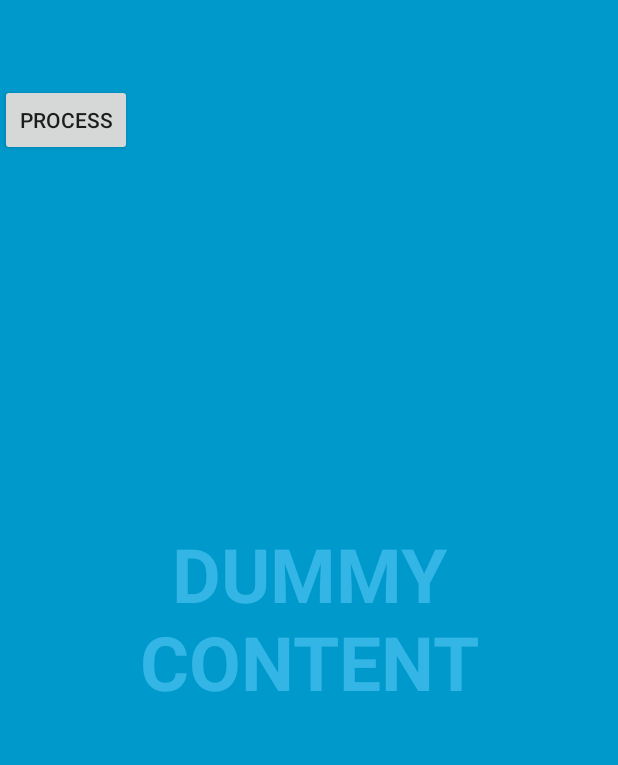
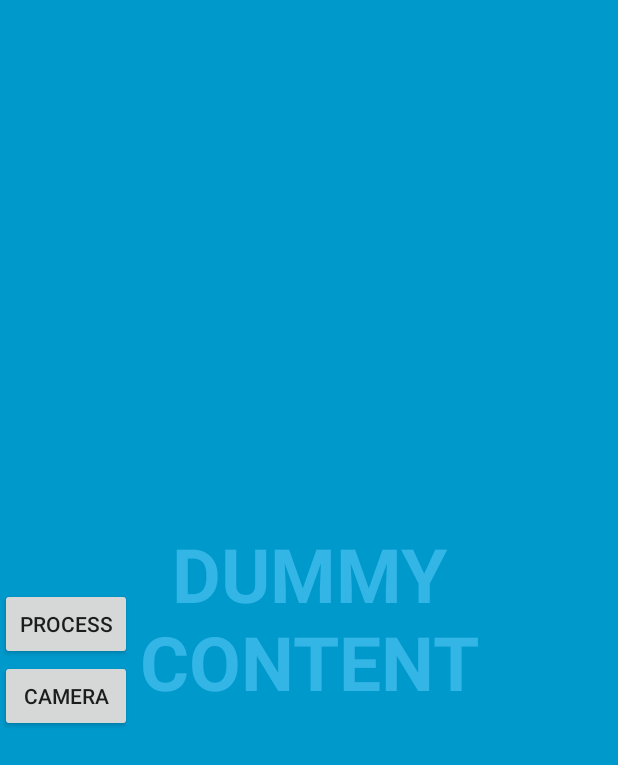
Before and after one commit to toastybuns/ViciousTeddyBear, an Android app: the screen it shows after launch (FullscreenActivity), on a phone screen of 412 x 824 dp. Shown: the top 765 px of the screen. Run offline under Robolectric (Android 15) with nearby library versions, the phone set to English and light mode, and no system bars; libraries missing offline, so code that uses them is left out: com.google.android.gms.

Commit message:
added camera functionality to allow a photo to be taken and used

```diff
--- a/app/src/main/AndroidManifest.xml
+++ b/app/src/main/AndroidManifest.xml
@@ -23,6 +23,9 @@
         <meta-data
             android:name="com.google.android.gms.vision.DEPENDENCIES"
             android:value="face" />
+        <uses-feature android:name="android.hardware.camera"
+            android:required="true" />
+
     </application>
 
 </manifest>
--- a/app/src/main/java/com/a0011/viciousteddybear/viciousteddybear/FullscreenActivity.java
+++ b/app/src/main/java/com/a0011/viciousteddybear/viciousteddybear/FullscreenActivity.java
@@ -24,6 +24,8 @@ import android.widget.ImageView;
 import com.google.android.gms.vision.Frame;
 import com.google.android.gms.vision.face.Face;
 import com.google.android.gms.vision.face.FaceDetector;
+import android.content.Intent;
+import android.provider.MediaStore;
 
 /**
  * An example full-screen activity that shows and hides the system UI (i.e.
@@ -49,6 +51,7 @@ public class FullscreenActivity extends AppCompatActivity {
     private static final int UI_ANIMATION_DELAY = 300;
     private final Handler mHideHandler = new Handler();
     private View mContentView;
+    private static Bitmap bit;
     private final Runnable mHidePart2Runnable = new Runnable() {
         @SuppressLint("InlinedApi")
         @Override
@@ -123,20 +126,29 @@ public class FullscreenActivity extends AppCompatActivity {
         // operations to prevent the jarring behavior of controls going away
         // while interacting with the UI.
         findViewById(R.id.dummy_button).setOnTouchListener(mDelayHideTouchListener);
-        //button?
-        Button btn = (Button) findViewById(R.id.process);
-        btn.setOnClickListener(new View.OnClickListener() {
+
+        Button cam = (Button) findViewById(R.id.camera);
+        cam.setOnClickListener(new View.OnClickListener() {
+            @Override
+            public void onClick(View v) {
+                dispatchTakePictureIntent();
+
+            }
+        });
+
+        Button process = (Button) findViewById(R.id.process);
+        process.setOnClickListener(new View.OnClickListener() {
             //        @Override
             public void onClick(View v){
                 //perform action
                 ImageView myImageView = (ImageView) findViewById(R.id.imgview);
                 BitmapFactory.Options options = new BitmapFactory.Options();
                 options.inMutable=true;
-                Bitmap myBitmap = BitmapFactory.decodeResource(
-                        getApplicationContext().getResources(),
-                        R.drawable.test1,
-                        options);
-
+//                Bitmap myBitmap = BitmapFactory.decodeResource(
+//                        getApplicationContext().getResources(),
+//                        R.drawable.test1,
+//                        options);
+                Bitmap myBitmap = bit;
                 Paint myRectPaint = new Paint();
                 myRectPaint.setStrokeWidth(5);
                 myRectPaint.setColor(Color.RED);
@@ -227,19 +239,23 @@ public class FullscreenActivity extends AppCompatActivity {
         mHideHandler.postDelayed(mHideRunnable, delayMillis);
     }
 
-//    private Bitmap cropBitmap1()
-//    {
-//        Bitmap bmp2 = BitmapFactory.decodeResource(this.getResources(), R.drawable.image1);
-//        Bitmap bmOverlay = Bitmap.createBitmap(320, 480, Bitmap.Config.ARGB_8888);
-//
-//        Paint p = new Paint();
-//        p.setXfermode(new PorterDuffXfermode(Mode.CLEAR));
-//        Canvas c = new Canvas(bmOverlay);
-//        c.drawBitmap(bmp2, 0, 0, null);
-//        c.drawRect(30, 30, 100, 100, p);
-//
-//        return bmOverlay;
-//    }
+    static final int REQUEST_IMAGE_CAPTURE = 1;
+    private void dispatchTakePictureIntent() {
+        Intent takePictureIntent = new Intent(MediaStore.ACTION_IMAGE_CAPTURE);
+        if (takePictureIntent.resolveActivity(getPackageManager()) != null) {
+            startActivityForResult(takePictureIntent, REQUEST_IMAGE_CAPTURE);
+        }
+    }
 
+    @Override
+    protected void onActivityResult(int requestCode, int resultCode, Intent data) {
+        if (requestCode == REQUEST_IMAGE_CAPTURE && resultCode == RESULT_OK) {
+            ImageView myImageView = (ImageView) findViewById(R.id.imgview);
+            Bundle extras = data.getExtras();
+            bit = (Bitmap) extras.get("data");
+            bit = Bitmap.createScaledBitmap(bit, 5*bit.getWidth(), 5*bit.getHeight(), false);
+            myImageView.setImageBitmap(bit);
+        }
+    }
 
 }
--- a/app/src/main/res/layout/activity_fullscreen.xml
+++ b/app/src/main/res/layout/activity_fullscreen.xml
@@ -26,7 +26,7 @@
 
     <!-- This FrameLayout insets its children based on system windows using
          android:fitsSystemWindows. -->
-    <FrameLayout
+    <LinearLayout
         android:layout_width="match_parent"
         android:layout_height="match_parent"
         android:fitsSystemWindows="true">
@@ -51,17 +51,31 @@
 
 
         </LinearLayout>
+
+        <LinearLayout
+            android:layout_width="wrap_content"
+            android:layout_height="wrap_content"
+            android:layout_gravity="center"
+            android:orientation="vertical">
             <Button
             android:layout_width="wrap_content"
             android:layout_height="wrap_content"
             android:text="Process"
             android:id="@+id/process"
             android:onClick=""/>
+
+            <Button
+                android:layout_width="wrap_content"
+                android:layout_height="wrap_content"
+                android:text = "Camera"
+                android:id="@+id/camera"
+                android:onClick=""/>
             <!--android:layout_alignParentTop="true"-->
         <!--android:layout_alignParentStart="true"-->
         <!--android:layout_alignParentLeft="true"   />-->
+        </LinearLayout>
+    </LinearLayout>
 
-    </FrameLayout>
 
     <!--<animation-list xmlns:android="http://schemas.android.com/apk/res/android"-->
         <!--android:oneshot="true"-->
--- a/app/src/main/res/values/strings.xml
+++ b/app/src/main/res/values/strings.xml
@@ -5,4 +5,5 @@
     <string name="dummy_content">DUMMY\nCONTENT</string>
 
     <string name="process">Process Button</string>
+    <string name="camera">Camera Button</string>
 </resources>
```
Lines whose indentation alone changed are shown as unchanged.
